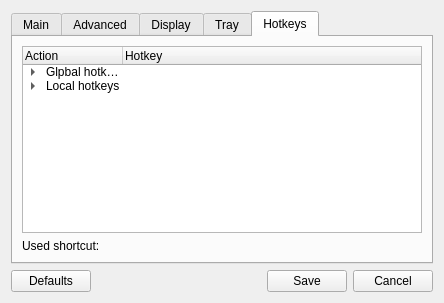
Old version of the form src/ui/configwidget.ui in the repository lxqt/screengrab.
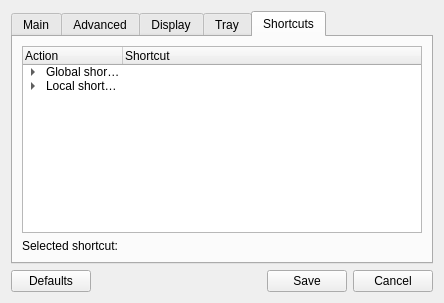
New version of the form. The open tabs and pages were chosen to show the change. Custom widgets are drawn as their Qt base class.

The edit to the form file:
```diff
--- a/src/ui/configwidget.ui
+++ b/src/ui/configwidget.ui
@@ -32,7 +32,7 @@
    <item>
     <widget class="QTabWidget" name="tabWidget">
      <property name="currentIndex">
-      <number>1</number>
+      <number>4</number>
      </property>
      <widget class="QWidget" name="tab">
       <attribute name="title">
@@ -121,7 +121,7 @@
             <item>
              <widget class="QComboBox" name="cbxFormat">
               <property name="toolTip">
-               <string>Defaukt saving image format</string>
+               <string>Default saving image format</string>
               </property>
              </widget>
             </item>
@@ -356,7 +356,7 @@
         <item>
          <widget class="QCheckBox" name="checkShowTray">
           <property name="text">
-           <string>Show tray</string>
+           <string>Use tray</string>
           </property>
          </widget>
         </item>
@@ -466,7 +466,7 @@
      </widget>
      <widget class="QWidget" name="tab_4">
       <attribute name="title">
-       <string>Hotkeys</string>
+       <string>Shortcuts</string>
       </attribute>
       <layout class="QVBoxLayout" name="verticalLayout_9">
        <item>
@@ -481,12 +481,12 @@
          </column>
          <column>
           <property name="text">
-           <string>Hotkey</string>
+           <string>Shortcut</string>
           </property>
          </column>
          <item>
           <property name="text">
-           <string>Glpbal hotkeys</string>
+           <string>Global shortcuts</string>
           </property>
           <property name="text">
            <string/>
@@ -509,7 +509,7 @@
          </item>
          <item>
           <property name="text">
-           <string>Local hotkeys</string>
+           <string>Local shortcutss</string>
           </property>
           <item>
            <property name="text">
@@ -544,7 +544,7 @@
          <item>
           <widget class="QLabel" name="labUsedShortcut">
            <property name="text">
-            <string>Used shortcut:</string>
+            <string>Selected shortcut:</string>
            </property>
           </widget>
          </item>
```
